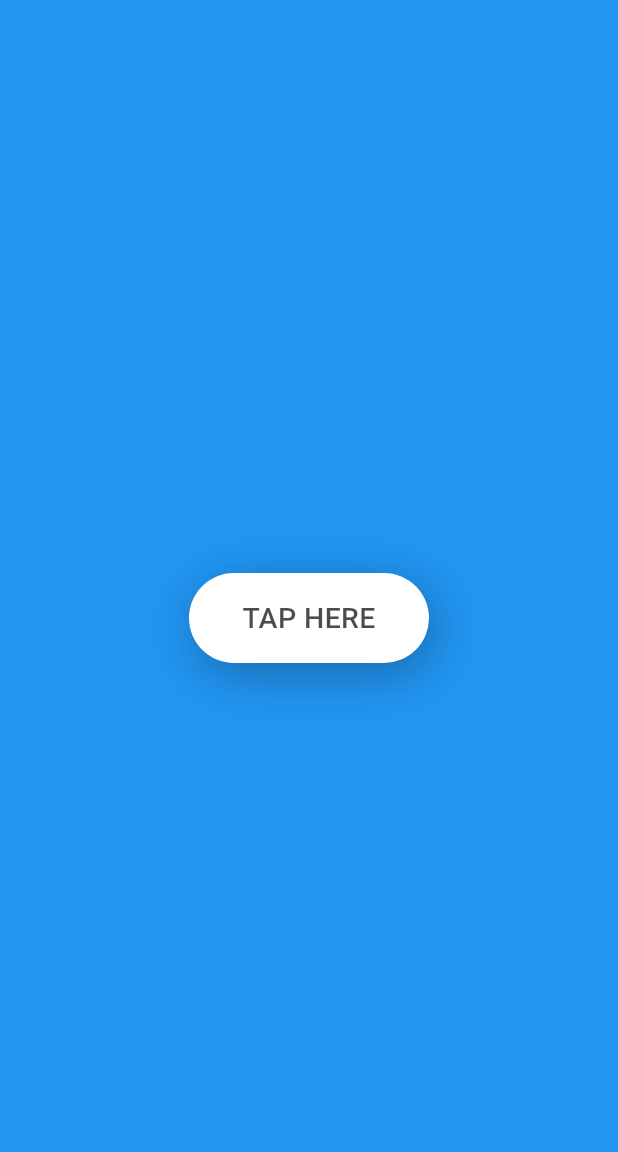
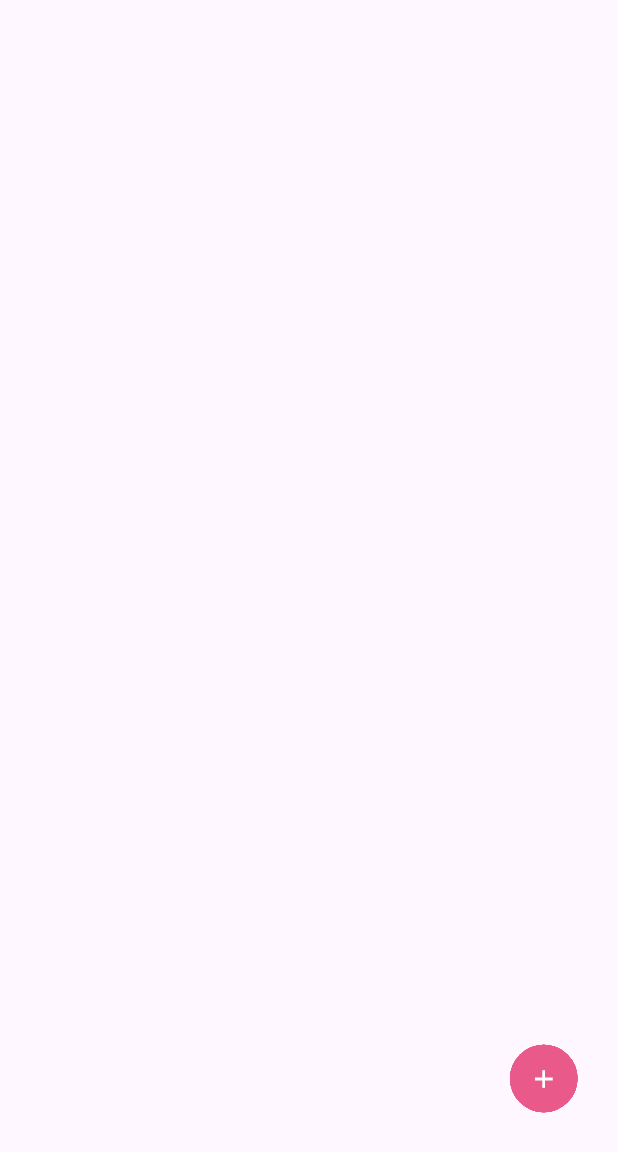
Before and after one commit to Sa3diDeveloper/Flutter-animations, a Flutter app: the screen it shows after launch, on a phone screen of 412 x 824 dp. Shown: the top 1152 px of the screen. Run offline on Flutter 3.47's test engine with Material 2 defaults, Android fonts, the phone set to English and light mode, and no system bars.

Commit message:
FoldableOptions Animated Btn'

```diff
--- /dev/null
+++ b/lib/animations/button_Animations/FoldableOptions.dart
@@ -0,0 +1,193 @@
+import 'package:flutter/cupertino.dart';
+import 'package:flutter/material.dart';
+
+class MyCustomFoldableOptionsBtn extends StatefulWidget {
+  @override
+  _MyCustomFoldableOptionsBtnState createState() =>
+      _MyCustomFoldableOptionsBtnState();
+}
+
+class _MyCustomFoldableOptionsBtnState extends State<MyCustomFoldableOptionsBtn>
+    with TickerProviderStateMixin {
+  bool isTapped = true;
+  bool isExpanded = false;
+
+  @override
+  Widget build(BuildContext context) {
+    return Scaffold(
+      floatingActionButton: FoldableOptions(),
+      floatingActionButtonLocation: FloatingActionButtonLocation.miniEndDocked,
+      // body: Align(
+      //   alignment: Alignment.centerRight,
+      //   child: FoldableOptions(),
+      // ),
+    );
+  }
+}
+
+class FoldableOptions extends StatefulWidget {
+  @override
+  _FoldableOptionsState createState() => _FoldableOptionsState();
+}
+
+class _FoldableOptionsState extends State<FoldableOptions>
+    with SingleTickerProviderStateMixin {
+  final List<IconData> options = [
+    Icons.settings,
+    Icons.person,
+    Icons.favorite,
+    Icons.home,
+    Icons.star,
+  ];
+
+  late Animation<Alignment> firstAnim;
+  late Animation<Alignment> secondAnim;
+  late Animation<Alignment> thirdAnim;
+  late Animation<Alignment> fourthAnim;
+  late Animation<Alignment> fifthAnim;
+  late Animation<double> verticalPadding;
+  late AnimationController controller;
+  final duration = Duration(milliseconds: 190);
+
+  Widget getItem(IconData source) {
+    final size = 45.0;
+    return GestureDetector(
+      onTap: () {
+        controller.reverse();
+      },
+      child: Container(
+        width: size,
+        height: size,
+        decoration: BoxDecoration(
+          color: Color(0XFFE95A8B),
+          borderRadius: BorderRadius.all(
+            Radius.circular(40),
+          ),
+        ),
+        child: Icon(
+          source,
+          color: Colors.white.withOpacity(1.0),
+          size: 20,
+        ),
+      ),
+    );
+  }
+
+  Widget buildPrimaryItem(IconData source) {
+    final size = 45.0;
+    return Container(
+      width: size,
+      height: size,
+      decoration: BoxDecoration(
+        color: Color(0XFFE95A8B),
+        borderRadius: BorderRadius.all(
+          Radius.circular(40),
+        ),
+        boxShadow: [
+          BoxShadow(
+              color: Color(0XFFE95A8B).withOpacity(0.8),
+              blurRadius: verticalPadding.value),
+        ],
+      ),
+      child: Icon(
+        source,
+        color: Colors.white.withOpacity(1),
+        size: 20,
+      ),
+    );
+  }
+
+  @override
+  void initState() {
+    super.initState();
+    controller = AnimationController(vsync: this, duration: duration);
+
+    final anim = CurvedAnimation(parent: controller, curve: Curves.linear);
+    firstAnim =
+        Tween<Alignment>(begin: Alignment.centerRight, end: Alignment.topRight)
+            .animate(anim);
+    secondAnim =
+        Tween<Alignment>(begin: Alignment.centerRight, end: Alignment.topLeft)
+            .animate(anim);
+    thirdAnim = Tween<Alignment>(
+            begin: Alignment.centerRight, end: Alignment.centerLeft)
+        .animate(anim);
+    fourthAnim = Tween<Alignment>(
+            begin: Alignment.centerRight, end: Alignment.bottomLeft)
+        .animate(anim);
+    fifthAnim = Tween<Alignment>(
+            begin: Alignment.centerRight, end: Alignment.bottomRight)
+        .animate(anim);
+    verticalPadding = Tween<double>(begin: 0, end: 26).animate(anim);
+  }
+
+  @override
+  Widget build(BuildContext context) {
+    return Container(
+      width: 140,
+      height: 210,
+      margin: EdgeInsets.only(right: 15),
+      child: AnimatedBuilder(
+        animation: controller,
+        builder: (context, child) {
+          return Stack(
+            children: <Widget>[
+              Align(
+                alignment: firstAnim.value,
+                child: getItem(
+                  options.elementAt(0),
+                ),
+              ),
+              Align(
+                alignment: secondAnim.value,
+                child: Container(
+                  padding:
+                      EdgeInsets.only(left: 37, top: verticalPadding.value),
+                  child: getItem(
+                    options.elementAt(1),
+                  ),
+                ),
+              ),
+              Align(
+                alignment: thirdAnim.value,
+                child: getItem(
+                  options.elementAt(2),
+                ),
+              ),
+              Align(
+                  alignment: fourthAnim.value,
+                  child: Container(
+                    padding: EdgeInsets.only(
+                        left: 38, bottom: verticalPadding.value),
+                    child: getItem(
+                      options.elementAt(3),
+                    ),
+                  )),
+              Align(
+                alignment: fifthAnim.value,
+                child: getItem(
+                  options.elementAt(4),
+                ),
+              ),
+              Align(
+                alignment: Alignment.centerRight,
+                child: GestureDetector(
+                  onTap: () {
+                    controller.isCompleted
+                        ? controller.reverse()
+                        : controller.forward();
+                  },
+                  child: buildPrimaryItem(
+                    controller.isCompleted || controller.isAnimating
+                        ? Icons.close
+                        : Icons.add,
+                  ),
+                ),
+              ),
+            ],
+          );
+        },
+      ),
+    );
+  }
+}
--- a/lib/main.dart
+++ b/lib/main.dart
@@ -1,5 +1,6 @@
 import 'package:animations/animations/button_Animations/MyCustomAnimatedBtn.dart';
 import 'package:animations/animations/button_Animations/MyCustomAnimatedBtn0.1.dart';
+import 'package:animations/animations/button_Animations/FoldableOptions.dart';
 
 import 'package:flutter/material.dart';
 
@@ -19,7 +20,7 @@ class MyApp extends StatelessWidget {
         colorScheme: ColorScheme.fromSeed(seedColor: Colors.deepPurple),
         useMaterial3: true,
       ),
-      home: MyCustomWidget(),
+      home: MyCustomFoldableOptionsBtn(),
     );
   }
 }
```
